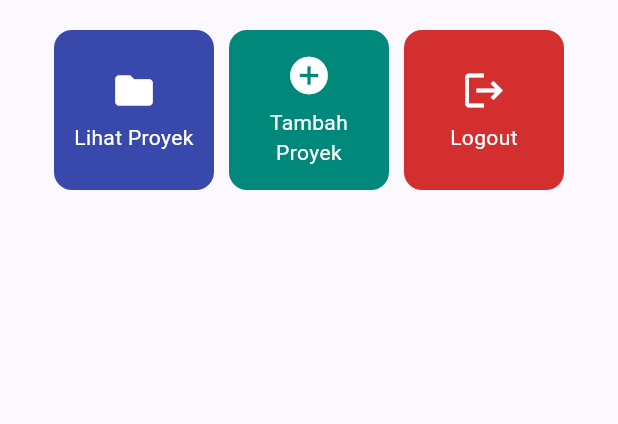
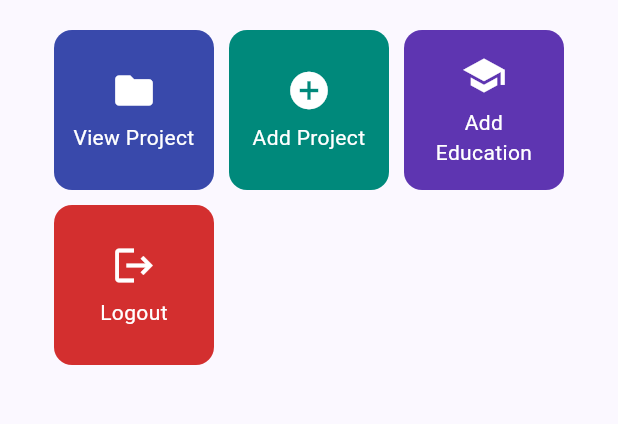
Before and after one commit to joan09go-dotcom/myportofolio_mobile, a Flutter app: the screen it shows after launch, on a phone screen of 412 x 824 dp, the part 387-811 px from its top. Run offline on Flutter 3.47's test engine with Material 3 defaults, Android fonts, the phone set to English and light mode, and no system bars.

Commit message:
feat: Membuat card Add Education dan menghubungkannya ke Education Form

```diff
--- a/lib/screens/menu.dart
+++ b/lib/screens/menu.dart
@@ -11,8 +11,9 @@ class MyHomePage extends StatelessWidget {
   final String kelas = "PBP E";
 
   final List<ItemHomepage> items = [
-    ItemHomepage("Lihat Proyek", Icons.folder, Colors.indigo.shade600),
-    ItemHomepage("Tambah Proyek", Icons.add_circle, Colors.teal.shade600),
+    ItemHomepage("View Project", Icons.folder, Colors.indigo.shade600),
+    ItemHomepage("Add Project", Icons.add_circle, Colors.teal.shade600),
+    ItemHomepage("Add Education", Icons.school, Colors.deepPurple.shade600),
     ItemHomepage("Logout", Icons.logout, Colors.red.shade700),
   ];
 
--- a/lib/widgets/project_card.dart
+++ b/lib/widgets/project_card.dart
@@ -1,5 +1,6 @@
 import 'package:flutter/material.dart';
-import 'package:myportofolio_mobile/screens/project_form.dart'; // Impor halaman form
+import 'package:myportofolio_mobile/screens/project_form.dart';
+import 'package:myportofolio_mobile/screens/education_form.dart';
 
 class ItemHomepage {
   final String name;
@@ -30,13 +31,20 @@ class ItemCard extends StatelessWidget {
               ),
             );
 
-            if (item.name == "Tambah Proyek") {
+            if (item.name == "Add Project") {
               Navigator.push(
                 context,
                 MaterialPageRoute(
                   builder: (context) => const ProjectFormPage(),
                 ),
               );
+            } else if (item.name == "Add Education"){
+                Navigator.push(
+              context,
+              MaterialPageRoute(
+                builder: (context) => const EducationFormPage(),
+              ),
+            );
             }
         },
         child: Container(
```
